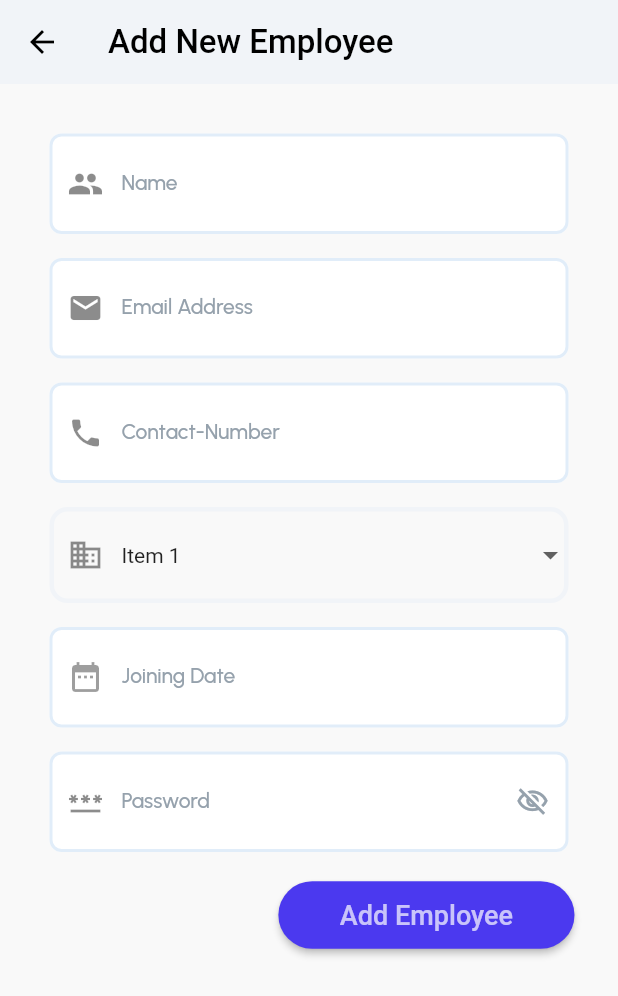
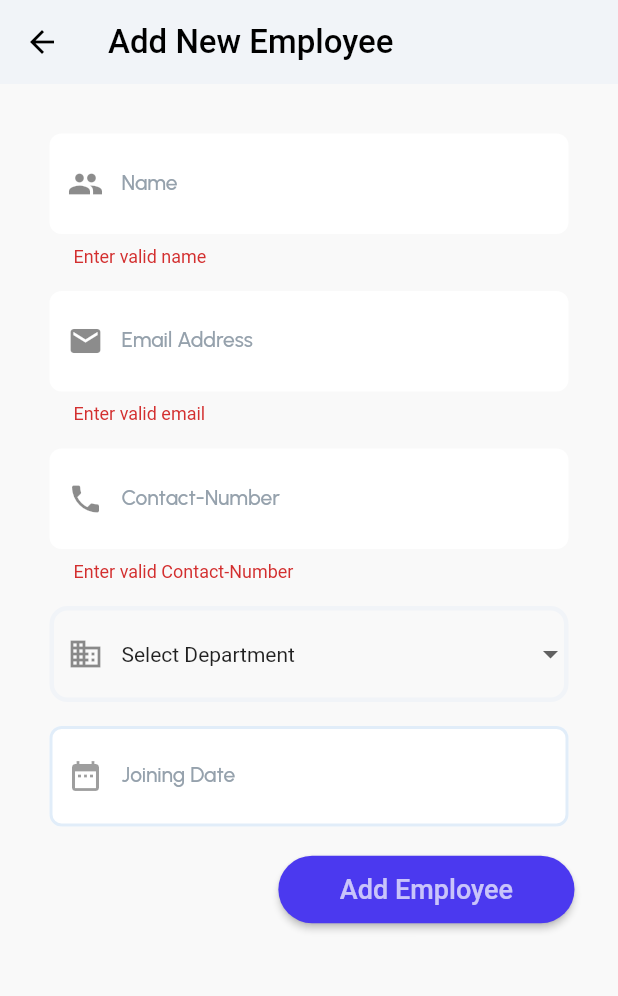
Before and after one commit to abaditya26/employee-management, a Flutter app: the add_employee_page screen opened directly, after a tap on "Add Employee", on a phone screen of 412 x 824 dp. Shown: the top 996 px of the screen. Run offline on Flutter 3.47's test engine with Material 2 defaults, Android fonts, the phone set to English and light mode, and no system bars; our stand-ins replace cached_network_image, cloud_firestore, easy_debounce, firebase_auth, firebase_core, firebase_storage and 3 more; accounts and stored records are empty; Roboto replaces fonts that are missing (Poppins).

Commit message:
add employee backend

```diff
--- a/lib/pages/add_employee.dart
+++ b/lib/pages/add_employee.dart
@@ -1,7 +1,7 @@
-// import '../flutter_flow/flutter_flow_drop_down.dart';
-// import '../flutter_flow/flutter_flow_theme.dart';
-// import '../flutter_flow/flutter_flow_util.dart';
 import 'package:easy_debounce/easy_debounce.dart';
+import 'package:employee_management/models/user_model.dart';
+import 'package:employee_management/services/auth_services.dart';
+import 'package:employee_management/services/database_services.dart';
 import 'package:flutter/material.dart';
 import 'package:flutter/services.dart';
 import 'package:font_awesome_flutter/font_awesome_flutter.dart';
@@ -16,37 +16,70 @@ class add_employee_page extends StatefulWidget {
 
 class _add_employee_pageState extends State<add_employee_page> {
   String? dropDownValue;
-  TextEditingController? _empolyeename;
-  TextEditingController? _empolyeeemail;
-  TextEditingController? _empolyeenumber;
-  TextEditingController? _empolyeepassword;
+  final _empolyeename = TextEditingController();
+  final _empolyeeemail = TextEditingController();
+  final _empolyeenumber = TextEditingController();
   final _startDate = TextEditingController();
   bool _isLoading = false;
-  List<String> items = ['Item 1', 'Item 2', 'Item 3', 'Item 4'];
-  String? selectedItem = 'Item 1';
-
+  List<String> items = ['Select Department', 'Marketing', 'Sales', 'Production', 'R&D'];
+  String selectedItem = 'Select Department';
 
   late bool passwordVisibility;
   final formKey = GlobalKey<FormState>();
   final scaffoldKey = GlobalKey<ScaffoldState>();
 
+  saveData() {
+    if(!formKey.currentState!.validate()){
+      return;
+    }
+    UserModel user = UserModel(
+        uid: "",
+        email: _empolyeeemail.text,
+        name: _empolyeename.text,
+        contactNo: _empolyeenumber.text,
+        department: selectedItem,
+        joiningDate: _startDate.text,
+        profileImage: "default");
+    setState(() {
+      _isLoading = true;
+    });
+    //create user in auth
+    AuthServices().createUserWithEmail(user.email).then((credentials) {
+      try {
+        user.uid = credentials.user!.uid;
+        // add user
+        DatabaseServices().addUserData(user).then((value) {
+          ScaffoldMessenger.of(context)
+              .showSnackBar(SnackBar(content: Text("User Added")));
+          Navigator.pop(context);
+        }).catchError((e) {
+          ScaffoldMessenger.of(context)
+              .showSnackBar(SnackBar(content: Text("Error :- $e")));
+          setState(() {
+            _isLoading = false;
+          });
+        });
+      } catch (e) {
+        ScaffoldMessenger.of(context)
+            .showSnackBar(SnackBar(content: Text("Error :- $e")));
+        setState(() {
+          _isLoading = false;
+        });
+      }
+    }).catchError((e) {
+      ScaffoldMessenger.of(context)
+          .showSnackBar(SnackBar(content: Text("Error :- $e")));
+      setState(() {
+        _isLoading = false;
+      });
+    });
+  }
+
   @override
   void initState() {
     super.initState();
-    _empolyeename = TextEditingController();
-    _empolyeeemail = TextEditingController();
-    _empolyeenumber = TextEditingController();
-    _empolyeepassword = TextEditingController();
     passwordVisibility = false;
-  }
-
-  @override
-  void dispose() {
-    _empolyeepassword?.dispose();
-    _empolyeenumber?.dispose();
-    _empolyeeemail?.dispose();
-    _empolyeename?.dispose();
-    super.dispose();
+    selectedItem=items[0];
   }
 
   @override
@@ -69,8 +102,6 @@ class _add_employee_pageState extends State<add_employee_page> {
           icon: const Icon(Icons.arrow_back, color: Colors.black),
           onPressed: () => Navigator.of(context).pop(),
         ),
-
-
         elevation: 0,
       ),
       body: SafeArea(
@@ -78,7 +109,6 @@ class _add_employee_pageState extends State<add_employee_page> {
           padding: const EdgeInsetsDirectional.fromSTEB(25, 25, 25, 25),
           child: Form(
             key: formKey,
-            autovalidateMode: AutovalidateMode.disabled,
             child: SingleChildScrollView(
               child: GestureDetector(
                 onTap: () => FocusScope.of(context).unfocus(),
@@ -95,11 +125,11 @@ class _add_employee_pageState extends State<add_employee_page> {
                             padding: const EdgeInsets.all(8.0),
                             child: TextFormField(
                               keyboardType: TextInputType.name,
-
                               controller: _empolyeename,
                               validator: (value) {
                                 return value != null
-                                    ? RegExp(r"^\s*([A-Za-z]{1,}([\.,] |[-']| ))+[A-Za-z]+\.?\s*$").hasMatch(value)
+                                    ? RegExp(r"^\s*([A-Za-z]{1,}([\.,] |[-']| ))+[A-Za-z]+\.?\s*$")
+                                            .hasMatch(value)
                                         ? null
                                         : "Enter valid name"
                                     : "Name required";
@@ -172,7 +202,6 @@ class _add_employee_pageState extends State<add_employee_page> {
                             child: TextFormField(
                               controller: _empolyeeemail,
                               keyboardType: TextInputType.emailAddress,
-
                               validator: (value) {
                                 return value != null
                                     ? RegExp(r"^[a-zA-Z0-9.a-zA-Z0-9.!#$%&'*+-/=?^_`{|}~]+@[a-zA-Z0-9]+\.[a-zA-Z]+")
@@ -322,11 +351,9 @@ class _add_employee_pageState extends State<add_employee_page> {
                     Padding(
                       padding: const EdgeInsets.all(8.0),
                       child: DropdownButtonFormField<String>(
-
                         decoration: InputDecoration(
                           enabledBorder: OutlineInputBorder(
                             borderRadius: BorderRadius.circular(12),
-
                             borderSide: const BorderSide(
                                 width: 3, color: Color(0xFFF1F4F8)),
                           ),
@@ -341,7 +368,7 @@ class _add_employee_pageState extends State<add_employee_page> {
                                 ))
                             .toList(),
                         onChanged: (item) =>
-                            setState(() => selectedItem = item),
+                            setState(() => selectedItem = item ?? items[0]),
                       ),
                     ),
                     Padding(
@@ -359,8 +386,7 @@ class _add_employee_pageState extends State<add_employee_page> {
                           String datetime = "${dt.year}-${dt.month}-${dt.day}";
 
                           final now = DateTime.now();
-                          String dtNow =
-                              "${now.year}-${now.month}-${now.day}";
+                          String dtNow = "${now.year}-${now.month}-${now.day}";
                           if (dtNow.compareTo(datetime) < 0) {
                             showDialog(
                               context: context,
@@ -392,7 +418,7 @@ class _add_employee_pageState extends State<add_employee_page> {
                                   fontWeight: FontWeight.w500,
                                   fontSize: 14,
                                 ),
-                                hintText: 'Enter Start Time here...',
+                                hintText: 'Enter Joining Date here...',
                                 hintStyle: GoogleFonts.urbanist(
                                   color: const Color(0xFF95A1AC),
                                   fontWeight: FontWeight.w500,
@@ -436,9 +462,9 @@ class _add_employee_pageState extends State<add_employee_page> {
                                 filled: true,
                                 fillColor: const Color(0xFFFFFFFF),
                                 contentPadding:
-                                const EdgeInsetsDirectional.fromSTEB(16, 24, 0, 24),
-                                prefixIcon: const Icon(Icons.date_range)
-                            ),
+                                    const EdgeInsetsDirectional.fromSTEB(
+                                        16, 24, 0, 24),
+                                prefixIcon: const Icon(Icons.date_range)),
                             style: GoogleFonts.urbanist(
                               color: const Color(0xFF14181B),
                               fontWeight: FontWeight.w600,
@@ -447,118 +473,29 @@ class _add_employee_pageState extends State<add_employee_page> {
                       ),
                     ),
                     Row(
-                      mainAxisSize: MainAxisSize.max,
-                      children: [
-                        Expanded(
-                          child: Padding(
-                            padding: const EdgeInsets.all(8.0),
-                            child: TextFormField(
-                              keyboardType: TextInputType.visiblePassword,
-
-                              controller: _empolyeepassword,
-                              validator: (value) {
-                                return value != null
-                                    ? value.length >= 6
-                                    ? null
-                                    : value.isEmpty
-                                    ? "Enter Password"
-                                    : "Minimum password length is 6"
-                                    : "Enter Password";
-                              },
-                              obscureText: !passwordVisibility,
-                              decoration: InputDecoration(
-                                labelText: 'Password',
-                                labelStyle: GoogleFonts.urbanist(
-                                  color: const Color(0xFF95A1AC),
-                                  fontWeight: FontWeight.w500,
-                                  fontSize: 14,
-                                ),
-                                hintText: 'Enter your password here...',
-                                hintStyle: GoogleFonts.urbanist(
-                                  color: const Color(0xFF95A1AC),
-                                  fontWeight: FontWeight.w500,
-                                  fontSize: 14,
-                                ),
-                                enabledBorder: OutlineInputBorder(
-                                  borderSide: const BorderSide(
-                                    color: Color(0xFFE1EDF9),
-                                    width: 2,
-                                  ),
-                                  borderRadius: BorderRadius.circular(8),
-                                ),
-                                focusedBorder: OutlineInputBorder(
-                                  borderSide: const BorderSide(
-                                    color: Color(0xFFE1EDF9),
-                                    width: 2,
-                                  ),
-                                  borderRadius: BorderRadius.circular(8),
-                                ),
-                                errorBorder: OutlineInputBorder(
-                                  borderSide: const BorderSide(
-                                    color: Color(0x00000000),
-                                    width: 2,
-                                  ),
-                                  borderRadius: BorderRadius.circular(8),
-                                ),
-                                focusedErrorBorder: OutlineInputBorder(
-                                  borderSide: const BorderSide(
-                                    color: Color(0x00000000),
-                                    width: 2,
-                                  ),
-                                  borderRadius: BorderRadius.circular(8),
-                                ),
-                                filled: true,
-                                fillColor: const Color(0xFFFFFFFF),
-                                contentPadding:
-                                const EdgeInsetsDirectional.fromSTEB(
-                                    16, 24, 24, 24),
-                                suffixIcon: InkWell(
-                                  onTap: () => setState(
-                                        () => passwordVisibility =
-                                    !passwordVisibility,
-                                  ),
-                                  focusNode: FocusNode(skipTraversal: true),
-                                  child: Icon(
-                                    passwordVisibility
-                                        ? Icons.visibility_outlined
-                                        : Icons.visibility_off_outlined,
-                                    color: const Color(0xFF95A1AC),
-                                    size: 22,
-                                  ),
-                                ),
-                                prefixIcon: const Icon(Icons.password),
-                              ),
-                              style: GoogleFonts.urbanist(
-                                color: const Color(0xFF14181B),
-                                fontWeight: FontWeight.w600,
-                                fontSize: 16,
-                              ),
-                            ),
-                          ),
-                        ),
-                      ],
-                    ),
-                    Row(
                       children: [
                         const Spacer(),
                         Padding(
-                          padding: const EdgeInsetsDirectional.fromSTEB(0, 10, 4, 0),
+                          padding:
+                              const EdgeInsetsDirectional.fromSTEB(0, 10, 4, 0),
                           child: _isLoading
                               ? const Padding(
-                            padding:
-                            EdgeInsetsDirectional.fromSTEB(25, 12, 25, 12),
+                                  padding: EdgeInsetsDirectional.fromSTEB(
+                                      25, 12, 25, 12),
                                   child: Center(
                                     child: CircularProgressIndicator(),
                                   ),
                                 )
                               : ElevatedButton(
-                            onPressed: () {},
+                                  onPressed: () {
+                                    saveData();
+                                  },
                                   style: ElevatedButton.styleFrom(
                                       shape: const StadiumBorder(),
                                       backgroundColor: const Color(0xFF4B39EF)),
                                   child: const Padding(
-                              padding:
-                              EdgeInsetsDirectional.fromSTEB(25, 12, 25, 12),
+                                    padding: EdgeInsetsDirectional.fromSTEB(
+                                        25, 12, 25, 12),
                                     child: FittedBox(
                                       child: Text(
                                         'Add Employee',
--- a/lib/services/auth_services.dart
+++ b/lib/services/auth_services.dart
@@ -10,6 +10,9 @@ class AuthServices {
   final _db = DatabaseServices();
   Future<UserCredential> signInWithEmail(String email, String password) {
     return _auth.signInWithEmailAndPassword(email: email, password: password);
+  }
+  Future<UserCredential> createUserWithEmail(String email, ) {
+    return _auth.createUserWithEmailAndPassword(email: email, password: email);
   }
 
   Future<String> isUserLoggedIn(BuildContext context) async {
```
Also changed, not shown: lib/pages/admin_dashboard.dart (+6 -3 lines), lib/services/database_services.dart (+3 -9 lines). Lines whose indentation alone changed are shown as unchanged.
